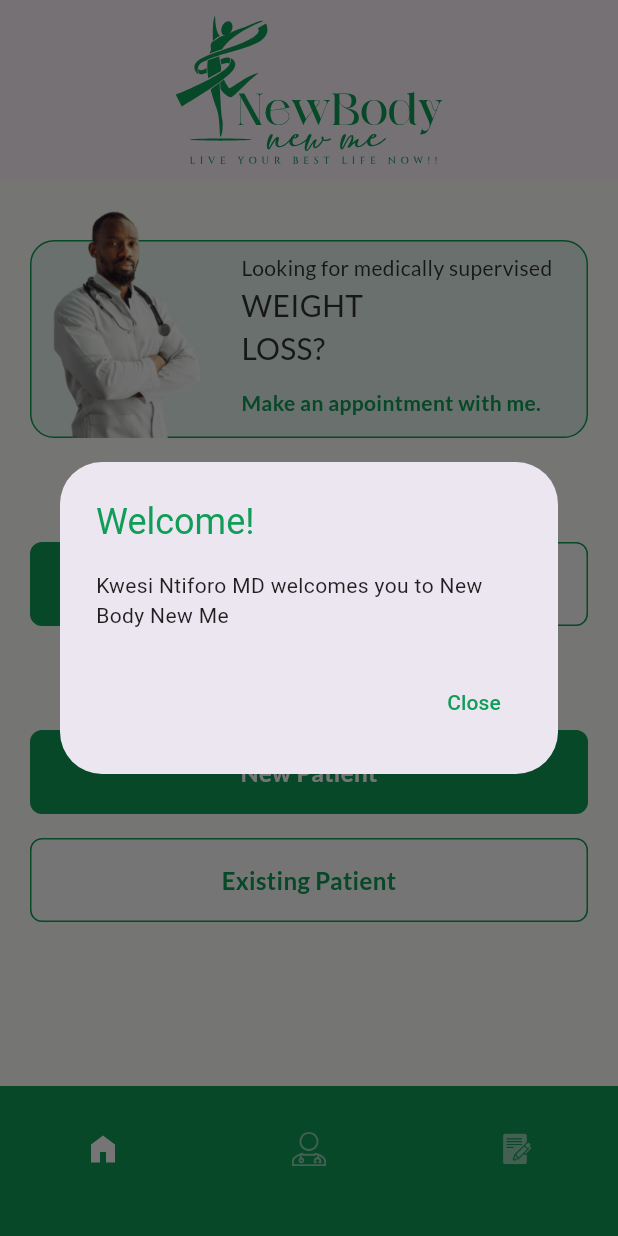
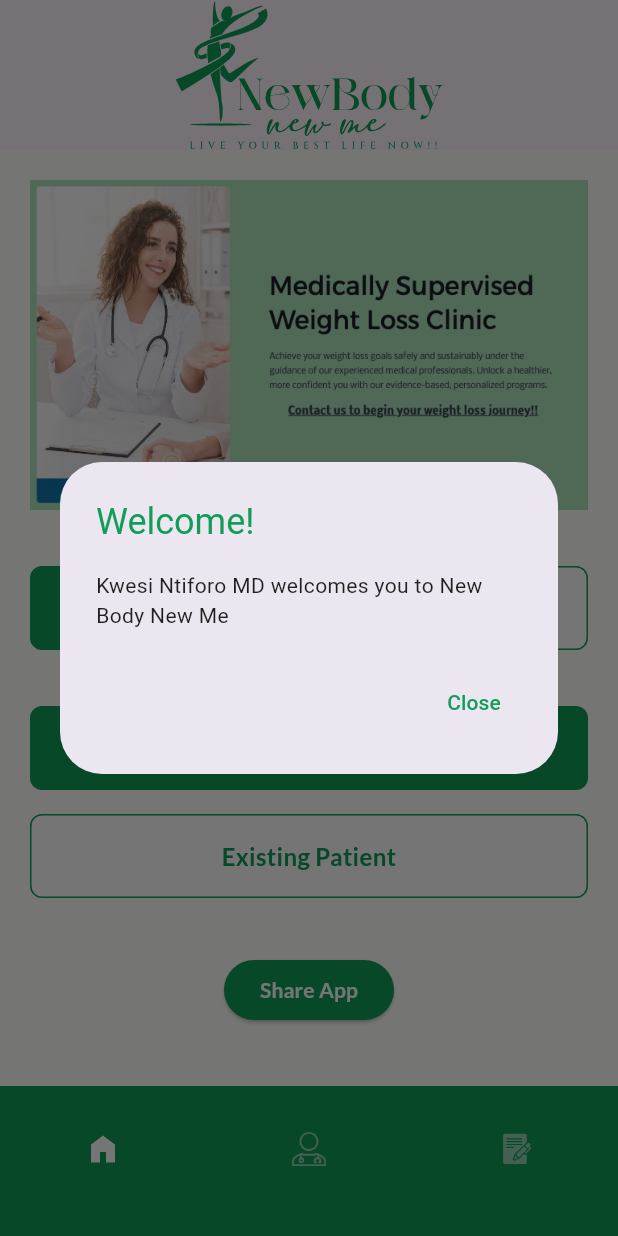
Before and after one commit to bdCalling-Sdt-hub/dr_booking, a Flutter app: the screen it shows after launch, on a phone screen of 412 x 824 dp. Run offline on Flutter 3.47's test engine with Material 3 defaults, Android fonts, the phone set to English and light mode, and no system bars; our stand-ins replace flutter_svg, get, google_fonts, share_plus, shared_preferences; missing offline and left inert: syncfusion_flutter_pdfviewer; project files that could hold a hidden picture were left out.

Commit message:
design changes

```diff
--- a/lib/view/screens/home/home_screen.dart
+++ b/lib/view/screens/home/home_screen.dart
@@ -11,9 +11,11 @@
 import 'package:flutter/widgets.dart';
 import 'package:flutter_svg/flutter_svg.dart';
 import 'package:get/get.dart';
+import 'package:share_plus/share_plus.dart';
 import 'package:shared_preferences/shared_preferences.dart';
 
 import '../../../utils/app_icons.dart';
+import '../../widgets/buttons/custom_button.dart';
 class HomeScreen extends StatefulWidget {
    const HomeScreen({super.key,});
 
@@ -73,18 +75,27 @@
          backgroundColor: AppColors.bgColor,
         appBar: AppBar(
           // backgroundColor: AppColors.bgColor,
-          toolbarHeight: 120,
+          toolbarHeight: 100,
           centerTitle: true,
           automaticallyImplyLeading: false,
           title: SvgPicture.asset(AppIcons.logo,color: AppColors.foundationColor,),
 
         ),
         body: Padding(
-          padding: const EdgeInsets.symmetric(vertical: 40.0,horizontal: 20),
+          padding: const EdgeInsets.only(top: 20,bottom: 40,left: 20,right: 20),
           child: Column(
             mainAxisAlignment: MainAxisAlignment.spaceBetween,
             children: [
-              Stack(
+              Container(
+                height: 220,
+                width: Get.width,
+                decoration: const BoxDecoration(
+
+                  image: DecorationImage(image: AssetImage("assets/images/home_page.png"),fit: BoxFit.fill),
+
+                )
+              ),
+             /* Stack(
                clipBehavior:Clip.none,
                 children: [
                   Container(
@@ -151,7 +162,7 @@
                     ),
                   ),
                 ],
-              ),
+              ),*/
               Row(
                 children: [
                   Expanded(
@@ -207,7 +218,40 @@
                   ),
                 ],
               ),
-              SizedBox()
+             ElevatedButton(
+               style: ElevatedButton.styleFrom(
+                 backgroundColor: AppColors.foundationColor
+               ),
+                 onPressed: (){
+
+               showDialog(context: context, builder: (context){
+                 return AlertDialog(
+                   title: Column(
+                     mainAxisAlignment: MainAxisAlignment.center,
+                     crossAxisAlignment: CrossAxisAlignment.center,
+                     children: [
+                       CustomButton(onTap: ()async{
+                         await Share.share('https://apps.apple.com/sa/app/new-body-new-me/id6475278515');
+
+                       },title: 'For Apple',),
+                       const SizedBox(height: 16,),
+                       CustomElevatedButton(
+                         onPressed: () {
+                           Share.share("https://play.google.com/store/apps/com.drbooking.newbodynewme");
+                         },
+                         titleColor: AppColors.foundationColor,
+                         titleText: "For Android",
+                         buttonColor: AppColors.whiteColor,
+                         borderColor: AppColors.foundationColor,
+                         buttonRadius: 8,
+                       ),
+
+                     ],
+                   ),
+                 );
+               });
+
+             }, child: CustomText(text: "Share App",color: AppColors.whiteColor,))
             ],
           ),
         ),
```
Also changed, not shown: assets/images/home_page.png (added).
